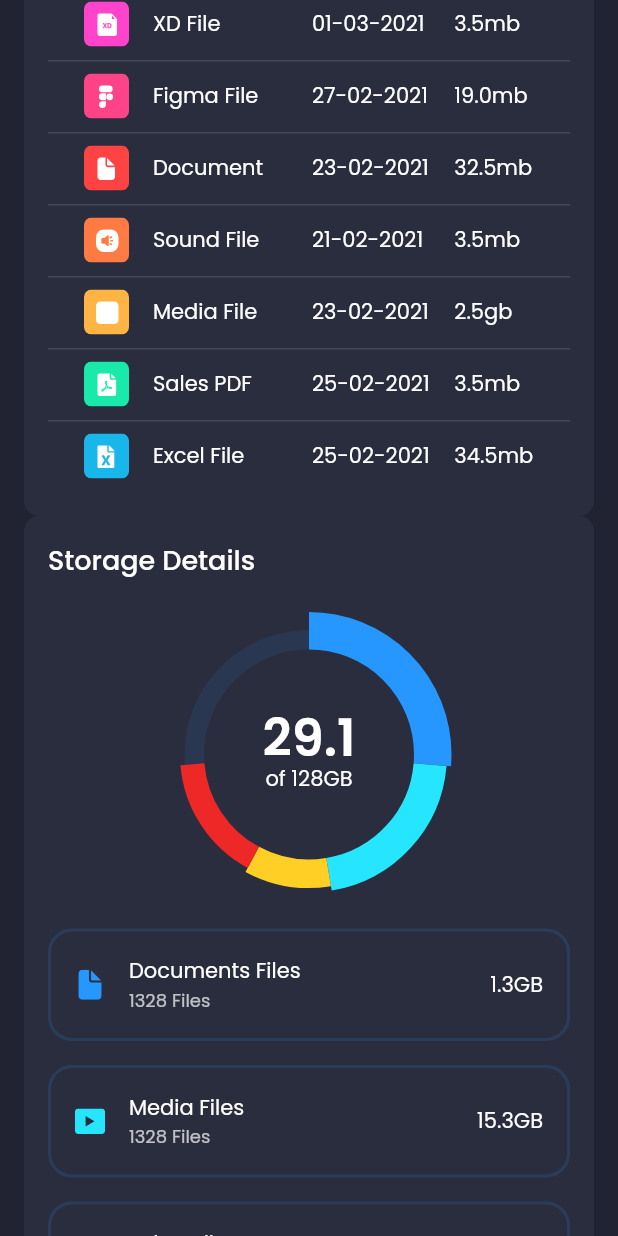
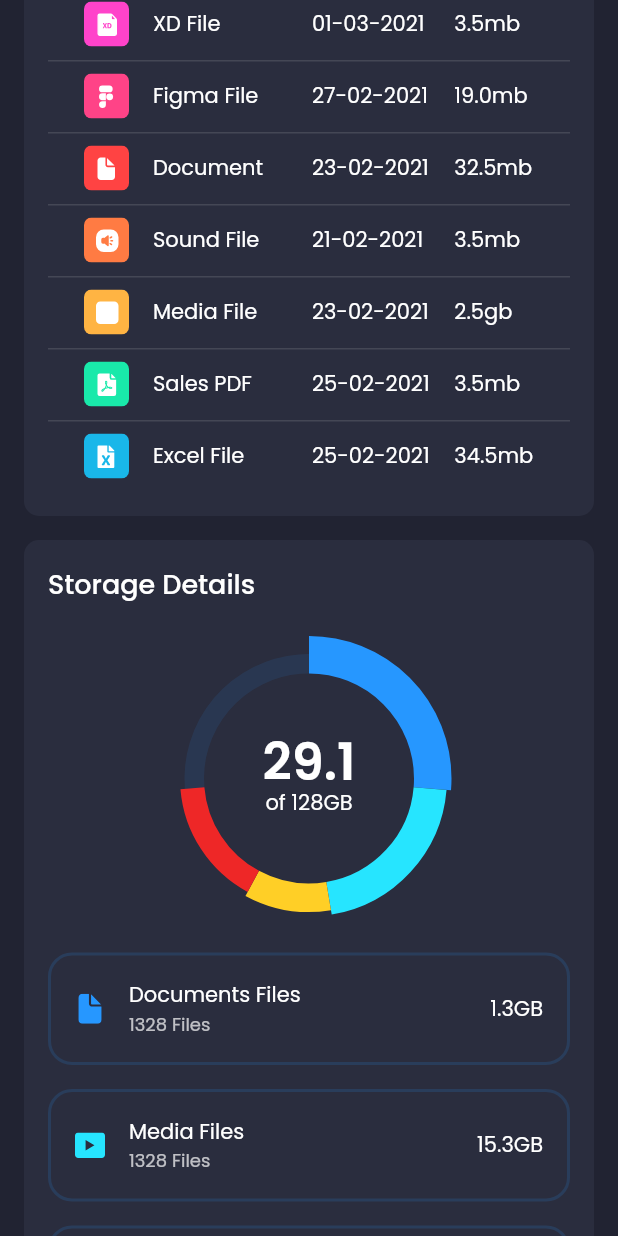
Before and after one commit to X25MB/Flutter-Admin-Dashboard, a Flutter app: the screen it shows after launch, scrolled down 576 dp, on a phone screen of 412 x 824 dp. Run offline on Flutter 3.47's test engine with Material 2 defaults, Android fonts, the phone set to English and light mode, and no system bars; drawn by our look-alikes of fl_chart; our stand-ins replace flutter_svg, google_fonts.

Commit message:
bug fixed

```diff
--- a/lib/screens/dashboard/components/chart.dart
+++ b/lib/screens/dashboard/components/chart.dart
@@ -29,7 +29,7 @@ class Chart extends StatelessWidget {
                 SizedBox(height: defaultPadding),
                 Text(
                   "29.1",
-                  style: Theme.of(context).textTheme.headline4!.copyWith(
+                  style: Theme.of(context).textTheme.headlineMedium!.copyWith(
                         color: Colors.white,
                         fontWeight: FontWeight.w600,
                         height: 0.5,
--- a/lib/screens/dashboard/components/header.dart
+++ b/lib/screens/dashboard/components/header.dart
@@ -23,7 +23,7 @@ class Header extends StatelessWidget {
         if (!Responsive.isMobile(context))
           Text(
             "Dashboard",
-            style: Theme.of(context).textTheme.headline6,
+            style: Theme.of(context).textTheme.titleLarge,
           ),
         if (!Responsive.isMobile(context))
           Spacer(flex: Responsive.isDesktop(context) ? 2 : 1),
--- a/lib/screens/dashboard/components/my_fields.dart
+++ b/lib/screens/dashboard/components/my_fields.dart
@@ -20,7 +20,7 @@ class MyFiles extends StatelessWidget {
           children: [
             Text(
               "My Files",
-              style: Theme.of(context).textTheme.subtitle1,
+              style: Theme.of(context).textTheme.titleMedium,
             ),
             ElevatedButton.icon(
               style: TextButton.styleFrom(
--- a/lib/screens/dashboard/components/my_files.dart
+++ b/lib/screens/dashboard/components/my_files.dart
@@ -20,7 +20,7 @@ class MyFiles extends StatelessWidget {
           children: [
             Text(
               "My Files",
-              style: Theme.of(context).textTheme.subtitle1,
+              style: Theme.of(context).textTheme.titleMedium,
             ),
             ElevatedButton.icon(
               style: TextButton.styleFrom(
--- a/lib/screens/dashboard/components/recent_files.dart
+++ b/lib/screens/dashboard/components/recent_files.dart
@@ -1,5 +1,5 @@
 import 'package:admin/models/RecentFile.dart';
-import 'package:data_table_2/data_table_2.dart';
+
 import 'package:flutter/material.dart';
 import 'package:flutter_svg/svg.dart';
 
@@ -23,7 +23,7 @@ class RecentFiles extends StatelessWidget {
         children: [
           Text(
             "Recent Files",
-            style: Theme.of(context).textTheme.subtitle1,
+            style: Theme.of(context).textTheme.titleMedium,
           ),
           SizedBox(
             width: double.infinity,
--- a/lib/screens/dashboard/components/storage_info_card.dart
+++ b/lib/screens/dashboard/components/storage_info_card.dart
@@ -48,7 +48,7 @@ class StorageInfoCard extends StatelessWidget {
                     "$numOfFiles Files",
                     style: Theme.of(context)
                         .textTheme
-                        .caption!
+                        .bodySmall!
                         .copyWith(color: Colors.white70),
                   ),
                 ],
--- a/lib/screens/dashboard/dashboard_screen.dart
+++ b/lib/screens/dashboard/dashboard_screen.dart
@@ -29,8 +29,8 @@ class DashboardScreen extends StatelessWidget {
                       MyFiles(),
                       SizedBox(height: defaultPadding),
                       RecentFiles(),
-                      // if (Responsive.isMobile(context))
-                      //   SizedBox(height: defaultPadding),
+                      if (Responsive.isMobile(context))
+                        SizedBox(height: defaultPadding),
                       if (Responsive.isMobile(context)) StarageDetails(),
                     ],
                   ),
--- a/lib/screens/main/components/side_menu.dart
+++ b/lib/screens/main/components/side_menu.dart
@@ -79,7 +79,7 @@ class DrawerListTile extends StatelessWidget {
       horizontalTitleGap: 0.0,
       leading: SvgPicture.asset(
         svgSrc,
-        color: Colors.white54,
+        colorFilter: ColorFilter.mode(Colors.white54, BlendMode.srcIn),
         height: 16,
       ),
       title: Text(
--- a/pubspec.yaml
+++ b/pubspec.yaml
@@ -32,7 +32,6 @@ dependencies:
   flutter_svg: ^2.0.5
   fl_chart: ^0.62.0
   provider: ^6.0.5
-  data_table_2: ^2.0.3
 
 dev_dependencies:
   flutter_test:
```
Also changed, not shown: lib/screens/dashboard/components/file_info_card.dart (+4 -3 lines), pubspec.lock.
